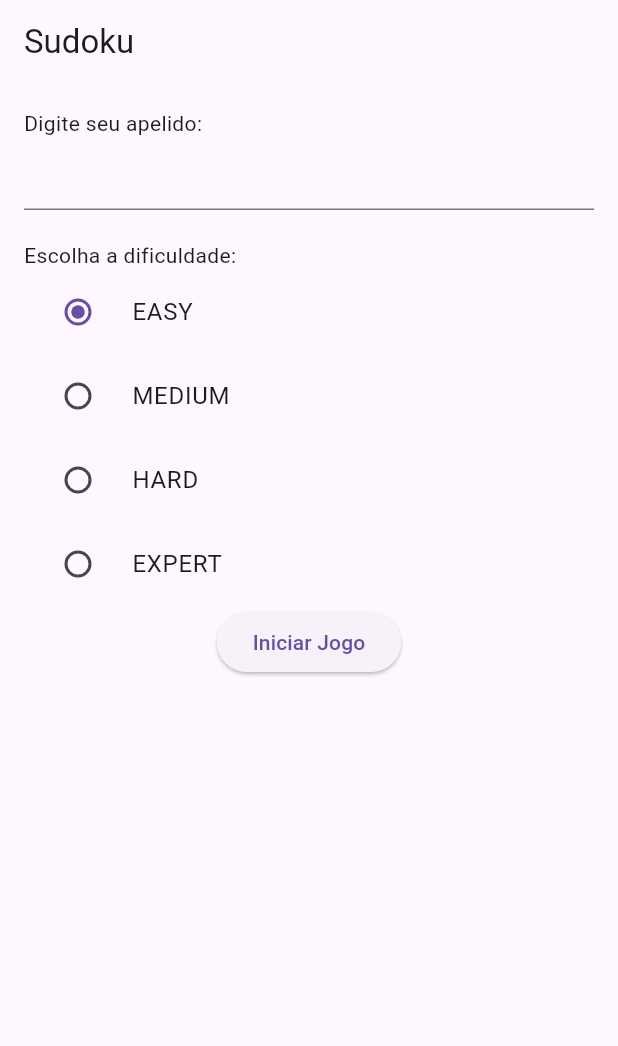
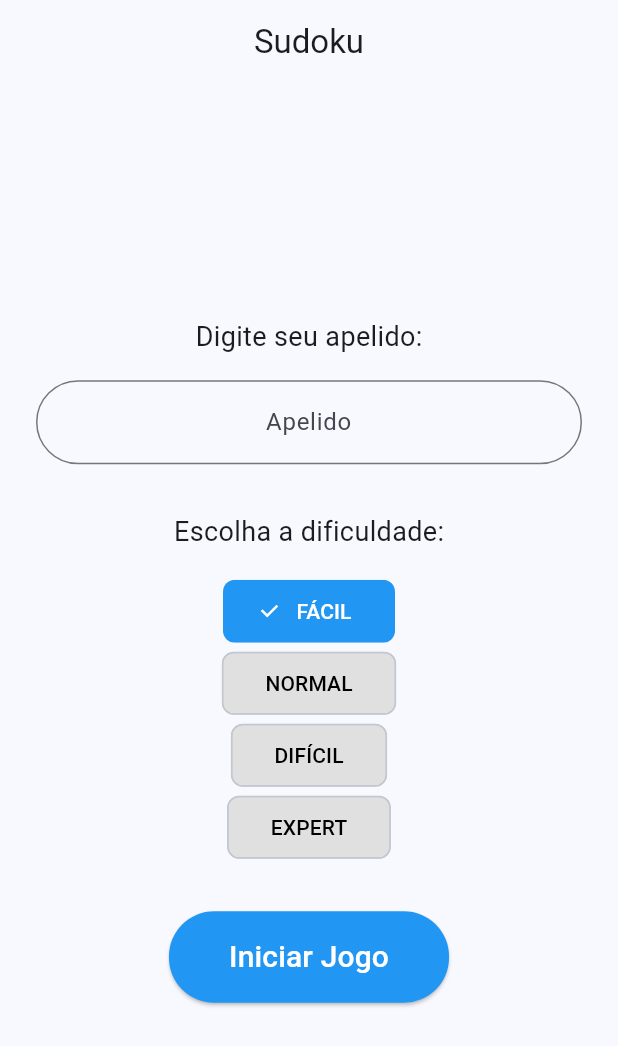
Before and after one commit to thiagofons/sudoku, a Flutter app: the screen it shows after launch, on a phone screen of 412 x 824 dp. Shown: the top 1046 px of the screen. Run offline on Flutter 3.47's test engine with Material 3 defaults, Android fonts, the phone set to English and light mode, and no system bars; missing offline and left inert: sudoku_dart.

Commit message:
📦 NEW: Home screen layout

```diff
--- a/lib/main.dart
+++ b/lib/main.dart
@@ -10,7 +10,7 @@ class SudokuApp extends StatelessWidget {
   Widget build(BuildContext context) {
     return MaterialApp(
       title: 'Sudoku Game',
-      theme: ThemeData(primarySwatch: Colors.blue),
+      theme: ThemeData(colorSchemeSeed: Colors.blue),
       home: const HomeScreen(),
     );
   }
--- a/lib/screens/game.dart
+++ b/lib/screens/game.dart
@@ -85,7 +85,9 @@ class _GameScreenState extends State<GameScreen> {
   Widget build(BuildContext context) {
     return Scaffold(
       appBar: AppBar(title: Text('Jogador: ${widget.nickname}')),
-      body: Column(
+      body: Container(
+        padding: const EdgeInsets.all(16),
+        child: Column(
           children: [
             Expanded(
               child: GridView.builder(
@@ -148,10 +150,10 @@ class _GameScreenState extends State<GameScreen> {
             ),
           ],
         ),
+      ),
     );
   }
 
-  // Abre um diálogo para inserir um número
   // Abre um diálogo para inserir um número
   Future<void> _showNumberInputDialog(BuildContext context, int index) async {
     TextEditingController controller = TextEditingController();
@@ -163,6 +165,7 @@ class _GameScreenState extends State<GameScreen> {
           content: TextField(
             controller: controller,
             keyboardType: TextInputType.number,
+            autofocus: true,
             decoration: const InputDecoration(hintText: "Número"),
           ),
           actions: [
--- a/lib/screens/home.dart
+++ b/lib/screens/home.dart
@@ -32,38 +32,112 @@ class _HomeScreenState extends State<HomeScreen> {
 
   @override
   Widget build(BuildContext context) {
+    Map<String, String> translations = {
+      "easy": "fácil",
+      "medium": "normal",
+      "hard": "difícil",
+      "expert": "expert"
+    };
+
     return Scaffold(
-      appBar: AppBar(title: const Text('Sudoku')),
-      body: Padding(
-        padding: const EdgeInsets.all(16.0),
+      appBar: AppBar(
+        title: const Text('Sudoku'),
+        centerTitle: true,
+      ),
+      body: Center(
+        child: SingleChildScrollView(
+          child: Padding(
+            padding: const EdgeInsets.all(24.0),
             child: Column(
-          crossAxisAlignment: CrossAxisAlignment.start,
+              mainAxisAlignment: MainAxisAlignment.center,
+              crossAxisAlignment: CrossAxisAlignment.center,
               children: [
-            const Text("Digite seu apelido:"),
-            TextField(controller: _nicknameController),
-            const SizedBox(height: 20),
-            const Text("Escolha a dificuldade:"),
+                // Campo de texto para o apelido
+                const Text(
+                  "Digite seu apelido:",
+                  style: TextStyle(fontSize: 18),
+                ),
+                const SizedBox(height: 16),
+                TextField(
+                  controller: _nicknameController,
+                  textCapitalization: TextCapitalization.words,
+                  textAlign: TextAlign.center,
+                  decoration: InputDecoration(
+                    hintText: 'Apelido',
+                    border: OutlineInputBorder(
+                      borderRadius: BorderRadius.circular(30),
+                      borderSide: const BorderSide(color: Colors.grey),
+                    ),
+                    focusedBorder: OutlineInputBorder(
+                      borderRadius: BorderRadius.circular(30),
+                      borderSide: const BorderSide(color: Colors.blue),
+                    ),
+                    contentPadding: const EdgeInsets.symmetric(
+                        vertical: 16, horizontal: 24),
+                  ),
+                ),
+                const SizedBox(height: 32),
+
+                // Seletor de dificuldade
+                const Text(
+                  "Escolha a dificuldade:",
+                  style: TextStyle(fontSize: 18),
+                ),
+                const SizedBox(height: 16),
                 Column(
                   children: ['easy', 'medium', 'hard', 'expert']
-                  .map((level) => RadioListTile(
-                        title: Text(level.toUpperCase()),
-                        value: level,
-                        groupValue: _selectedDifficulty,
-                        onChanged: (value) {
-                          setState(() => _selectedDifficulty = value!);
+                      .map(
+                        (level) => Row(
+                          children: [
+                            Expanded(
+                              child: ChoiceChip(
+                                checkmarkColor: Colors.white,
+                                label: Text(
+                                  translations[level]!.toUpperCase(),
+                                  style: TextStyle(
+                                    color: _selectedDifficulty == level
+                                        ? Colors.white
+                                        : Colors.black,
+                                  ),
+                                ),
+                                selected: _selectedDifficulty == level,
+                                onSelected: (selected) {
+                                  setState(() => _selectedDifficulty = level);
                                 },
-                      ))
+                                selectedColor: Colors.blue,
+                                backgroundColor: Colors.grey[300],
+                                padding: const EdgeInsets.symmetric(
+                                    vertical: 10, horizontal: 20),
+                              ),
+                            ),
+                          ],
+                        ),
+                      )
                       .toList(),
                 ),
-            Center(
-              child: ElevatedButton(
+                const SizedBox(height: 32),
+
+                // Botão para iniciar o jogo
+                ElevatedButton(
                   onPressed: _startGame,
-                child: const Text('Iniciar Jogo'),
+                  style: ElevatedButton.styleFrom(
+                    padding: const EdgeInsets.symmetric(
+                        vertical: 16, horizontal: 40),
+                    shape: RoundedRectangleBorder(
+                      borderRadius: BorderRadius.circular(30),
+                    ),
+                    backgroundColor: Colors.blue,
+                  ),
+                  child: const Text(
+                    'Iniciar Jogo',
+                    style: TextStyle(fontSize: 20, color: Colors.white),
                   ),
                 ),
               ],
             ),
           ),
+        ),
+      ),
     );
   }
 }
```
Lines whose indentation alone changed are shown as unchanged.
